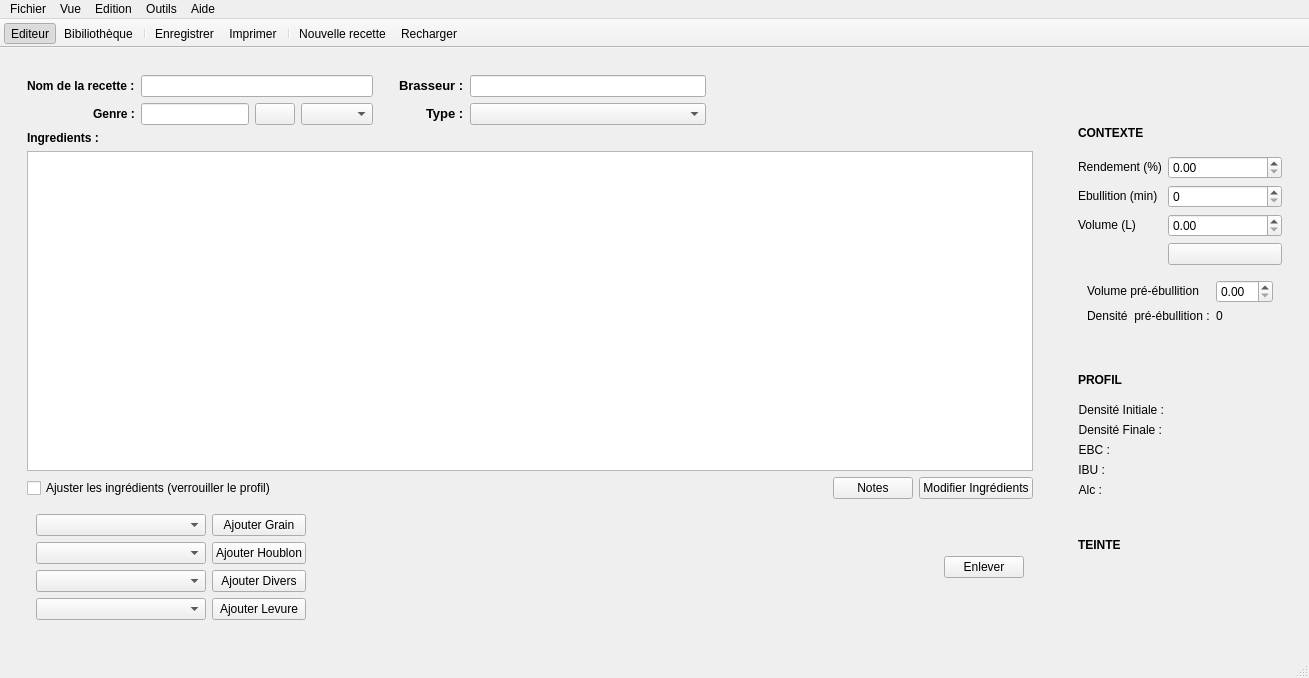
Above: reader.ui from 314r/joliebulle before the change. Below: the same form after it.
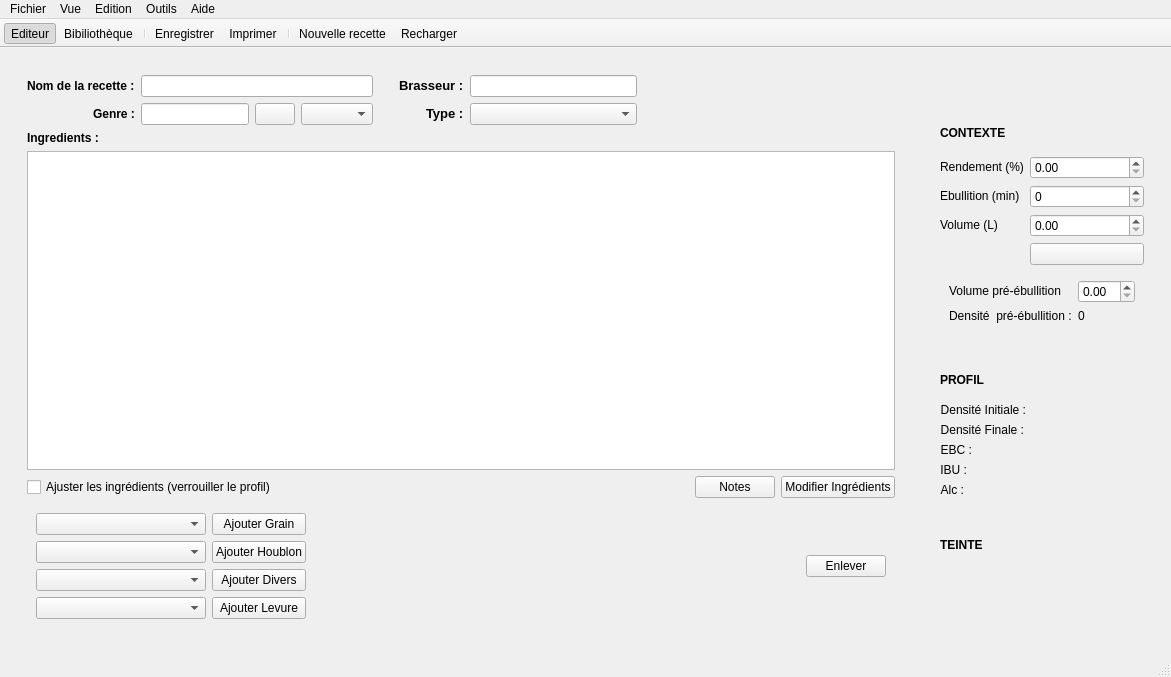
That is the form after the change. Icons and pictures are not drawn.

Commit message: ajustement taille fenetre

```diff
--- a/reader.ui
+++ b/reader.ui
@@ -6,8 +6,8 @@
    <rect>
     <x>0</x>
     <y>0</y>
-    <width>1309</width>
-    <height>678</height>
+    <width>1171</width>
+    <height>677</height>
    </rect>
   </property>
   <property name="windowTitle">
@@ -851,8 +851,8 @@
     <rect>
      <x>0</x>
      <y>0</y>
-     <width>1309</width>
-     <height>25</height>
+     <width>1171</width>
+     <height>23</height>
     </rect>
    </property>
    <widget class="QMenu" name="menuFichier">
```
The commit also changes 1 other file.
